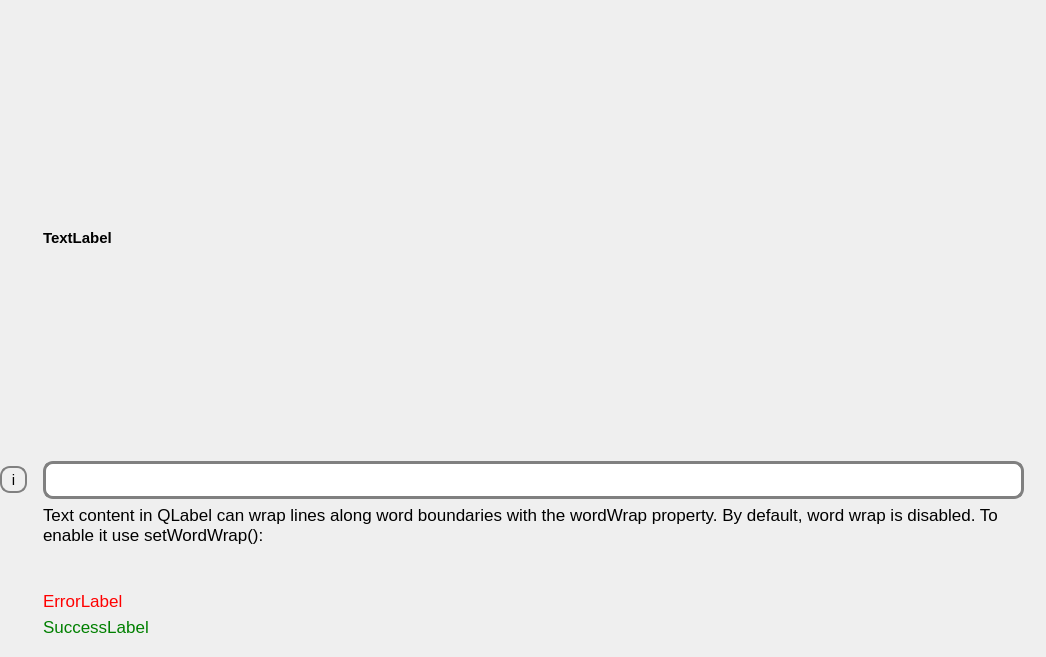
b-lack/qgis-fim-plugin, file lfb_regeneration_wildlife_impact/gui/form/textfield.ui: the form before one commit.
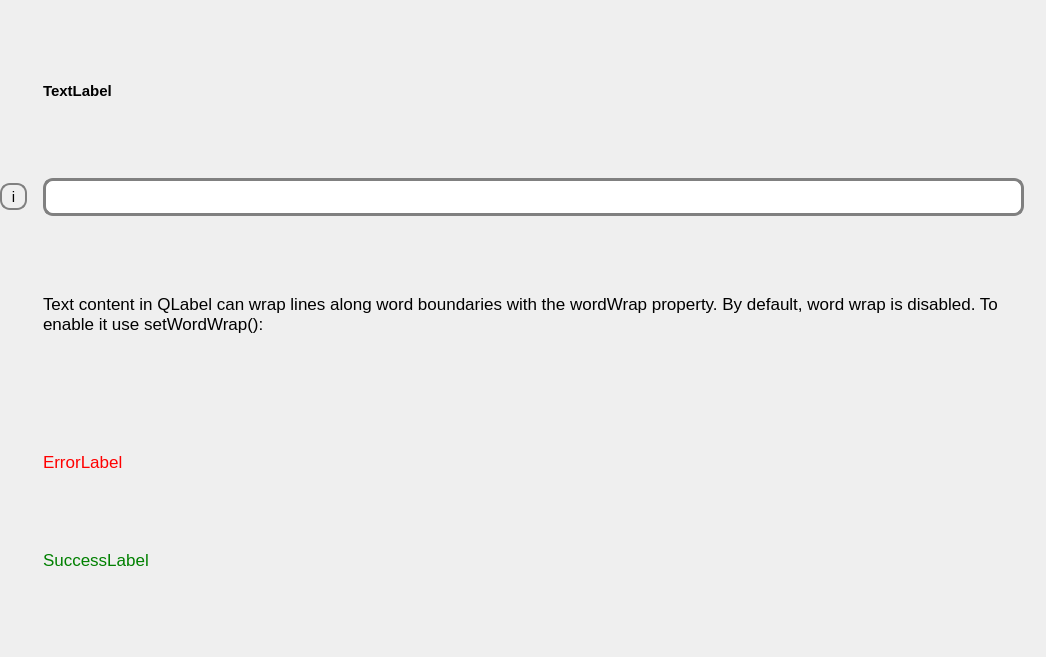
The form after the commit.

The edit to the form file:
```diff
--- a/lfb_regeneration_wildlife_impact/gui/form/textfield.ui
+++ b/lfb_regeneration_wildlife_impact/gui/form/textfield.ui
@@ -24,13 +24,13 @@
     <number>0</number>
    </property>
    <property name="topMargin">
-    <number>20</number>
+    <number>10</number>
    </property>
    <property name="rightMargin">
     <number>0</number>
    </property>
    <property name="bottomMargin">
-    <number>20</number>
+    <number>10</number>
    </property>
    <item row="4" column="1">
     <widget class="QLabel" name="lfbTextFieldSuccess">
@@ -180,6 +180,12 @@
    </item>
    <item row="0" column="1">
     <widget class="QLabel" name="lfbTextFieldLabel">
+     <property name="sizePolicy">
+      <sizepolicy hsizetype="Preferred" vsizetype="Fixed">
+       <horstretch>0</horstretch>
+       <verstretch>0</verstretch>
+      </sizepolicy>
+     </property>
      <property name="font">
       <font>
        <pointsize>11</pointsize>
```
